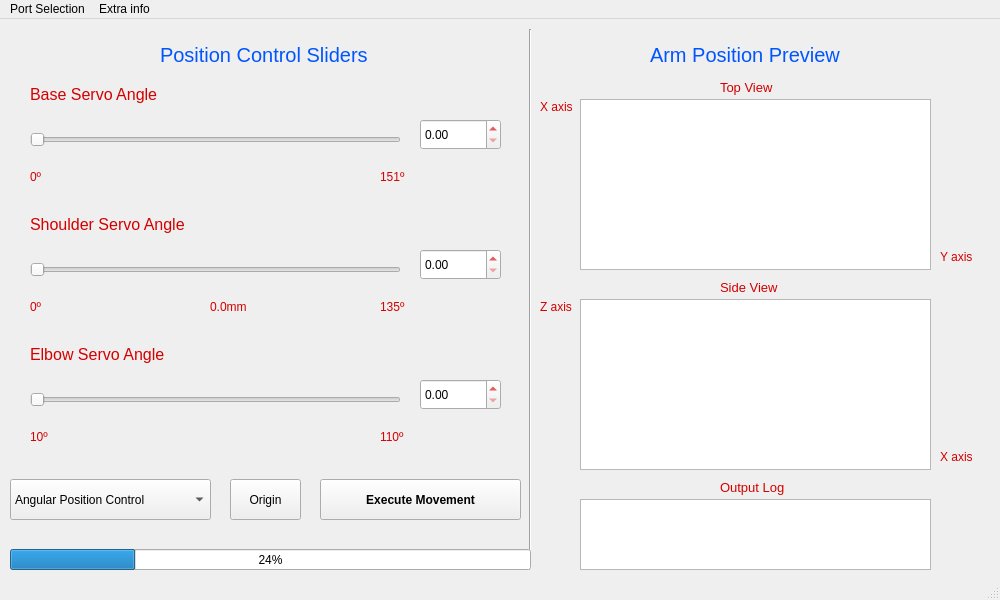
pArm-TFG/Memoria, file pArm-S1/pArm/GUI/InProgressGUI.ui: the form before one commit.
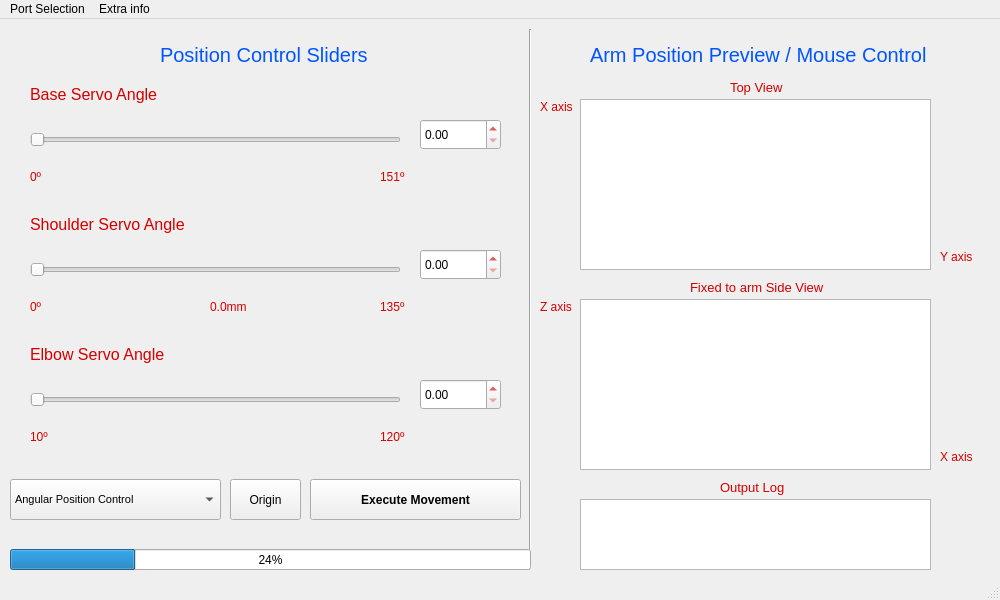
The form after the commit. Custom widgets are drawn as their Qt base class.

```diff
--- a/pArm-S1/pArm/GUI/InProgressGUI.ui
+++ b/pArm-S1/pArm/GUI/InProgressGUI.ui
@@ -156,9 +156,9 @@
    <widget class="QLabel" name="SubtitleRightLabel">
     <property name="geometry">
      <rect>
-      <x>650</x>
+      <x>590</x>
       <y>20</y>
-      <width>231</width>
+      <width>411</width>
       <height>31</height>
      </rect>
     </property>
@@ -205,7 +205,7 @@
      </font>
     </property>
     <property name="text">
-     <string>Arm Position Preview</string>
+     <string>Arm Position Preview / Mouse Control</string>
     </property>
    </widget>
    <widget class="QSlider" name="Slider2">
@@ -245,10 +245,15 @@
      <rect>
       <x>10</x>
       <y>460</y>
-      <width>201</width>
+      <width>211</width>
       <height>41</height>
      </rect>
     </property>
+    <property name="font">
+     <font>
+      <pointsize>8</pointsize>
+     </font>
+    </property>
     <property name="cursor">
      <cursorShape>SizeVerCursor</cursorShape>
     </property>
@@ -266,9 +271,9 @@
    <widget class="QPushButton" name="ExecuteButton">
     <property name="geometry">
      <rect>
-      <x>320</x>
+      <x>310</x>
       <y>460</y>
-      <width>201</width>
+      <width>211</width>
       <height>41</height>
      </rect>
     </property>
@@ -460,7 +465,7 @@
      </rect>
     </property>
     <property name="text">
-     <string>110º</string>
+     <string>120º</string>
     </property>
    </widget>
    <widget class="QLabel" name="MidLabelSlider2">
@@ -505,7 +510,7 @@
    <widget class="QLabel" name="label">
     <property name="geometry">
      <rect>
-      <x>720</x>
+      <x>730</x>
       <y>60</y>
       <width>61</width>
       <height>16</height>
@@ -523,9 +528,9 @@
    <widget class="QLabel" name="label_2">
     <property name="geometry">
      <rect>
-      <x>720</x>
+      <x>690</x>
       <y>260</y>
-      <width>71</width>
+      <width>141</width>
       <height>16</height>
      </rect>
     </property>
@@ -535,7 +540,7 @@
      </font>
     </property>
     <property name="text">
-     <string>Side View</string>
+     <string>Fixed to arm Side View</string>
     </property>
    </widget>
    <widget class="QPlainTextEdit" name="LoggerBox">
```
Left out of the diff: 20 changed lines with no effect on the pictures.
